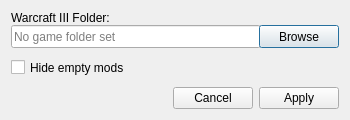
Old version of the form settings.ui in the repository EzraZebra/WC3ModManager.
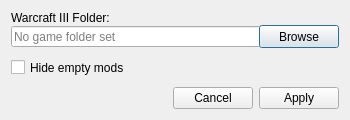
New version of the form.

Diff of the .ui file:
```diff
--- a/settings.ui
+++ b/settings.ui
@@ -84,13 +84,13 @@
          <property name="minimumSize">
           <size>
            <width>250</width>
-           <height>23</height>
+           <height>21</height>
           </size>
          </property>
          <property name="maximumSize">
           <size>
            <width>250</width>
-           <height>23</height>
+           <height>21</height>
           </size>
          </property>
          <property name="maxLength">
```
